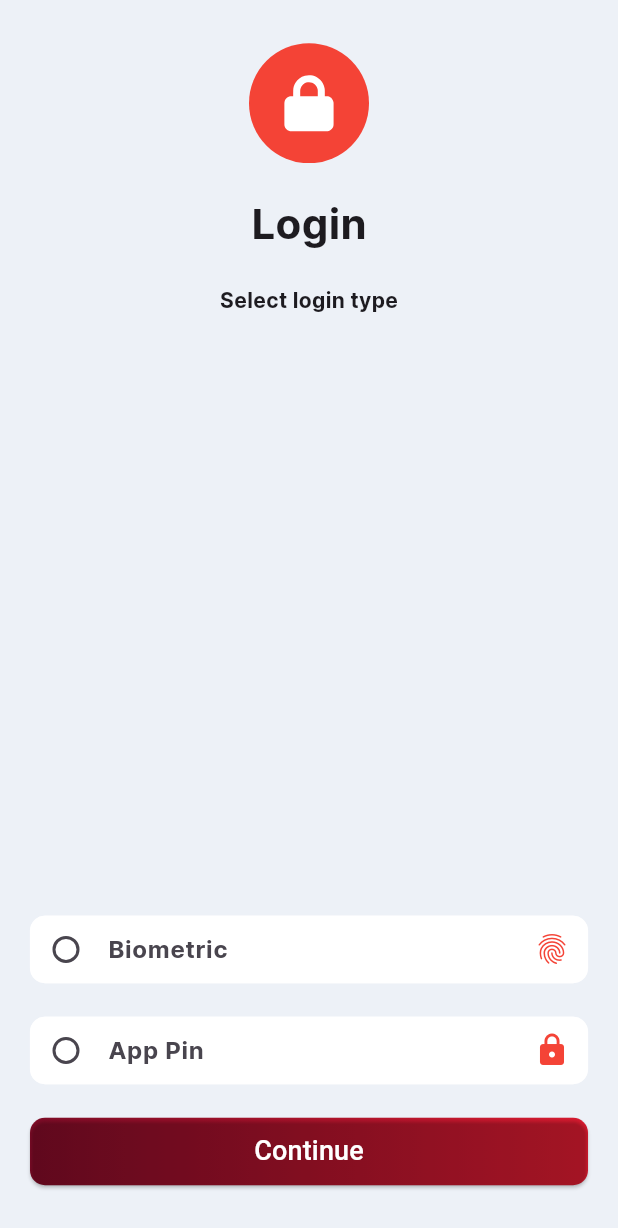
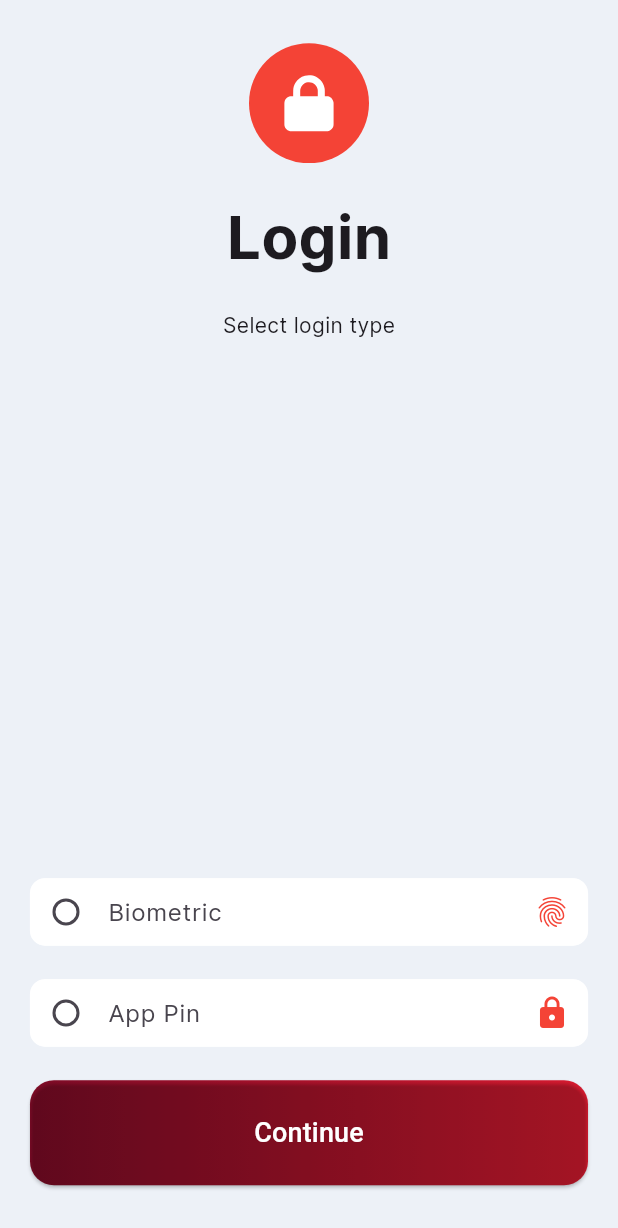
Before and after one commit to klauswashy/cbz_touch, a Flutter app: the screen it shows after launch, after a tap on "Register", on a phone screen of 412 x 824 dp. Shown: the top 1228 px of the screen. Run offline on Flutter 3.47's test engine with Material 2 defaults, Android fonts, the light colour scheme and no system bars; our stand-ins replace flutter_svg, pinput; Roboto replaces fonts that are missing (Poppins).

Commit message:
Icon changes

```diff
--- a/lib/screens/login_signup.dart
+++ b/lib/screens/login_signup.dart
@@ -57,7 +57,7 @@ class _LogSignState extends State<LogSign> {
                           shape:
                               MaterialStateProperty.all<RoundedRectangleBorder>(
                                   RoundedRectangleBorder(
-                            borderRadius: BorderRadius.circular(10.0),
+                            borderRadius: BorderRadius.circular(16.0),
                           ))),
                       onPressed: () async {
                         Navigator.push(
@@ -74,7 +74,7 @@ class _LogSignState extends State<LogSign> {
                         style: TextStyle(
                           color: Colors.grey,
                           fontFamily: "Poppins",
-                          fontSize: 13,
+                          fontSize: 18,
                         ),
                       ))),
                 ),
@@ -91,7 +91,7 @@ class _LogSignState extends State<LogSign> {
                   height: 70,
                   child: DecoratedBox(
                     decoration: BoxDecoration(
-                        borderRadius: BorderRadius.circular(10.0),
+                        borderRadius: BorderRadius.circular(16.0),
                         gradient: const LinearGradient(
                             colors: [Color(0xff840B28), Color(0xffE21C32)])),
                     child: ElevatedButton(
@@ -99,7 +99,7 @@ class _LogSignState extends State<LogSign> {
                             backgroundColor: Colors.transparent,
                             padding: EdgeInsets.zero,
                             shape: RoundedRectangleBorder(
-                                borderRadius: BorderRadius.circular(10))),
+                                borderRadius: BorderRadius.circular(16))),
                         onPressed: () async {
                           Navigator.push(
                             context,
@@ -115,7 +115,7 @@ class _LogSignState extends State<LogSign> {
                           style: TextStyle(
                             color: Colors.white,
                             fontFamily: "Poppins",
-                            fontSize: 13,
+                            fontSize: 18,
                           ),
                         ))),
                   ),
--- a/lib/screens/login_user.dart
+++ b/lib/screens/login_user.dart
@@ -57,7 +57,7 @@ class _LogUserState extends State<LogUser> {
                           shape:
                               MaterialStateProperty.all<RoundedRectangleBorder>(
                                   RoundedRectangleBorder(
-                            borderRadius: BorderRadius.circular(10.0),
+                            borderRadius: BorderRadius.circular(16.0),
                           ))),
                       onPressed: () async {
                         Navigator.pushReplacement(
--- a/lib/screens/pin_login.dart
+++ b/lib/screens/pin_login.dart
@@ -57,7 +57,7 @@ class _PinLoginState extends State<PinLogin> {
               ),
               const Text(
                 "Enter Pin to Login",
-                style: TextStyle(fontWeight: FontWeight.w600, fontSize: 18),
+                style: TextStyle(fontSize: 24, fontWeight: FontWeight.normal),
               ),
               SizedBox(
                 height: MediaQuery.of(context).size.height * 0.145,
--- a/lib/screens/signup_screen.dart
+++ b/lib/screens/signup_screen.dart
@@ -52,7 +52,7 @@ class _SignUpState extends State<SignUp> {
           ),
           const Text(
             "Login",
-            style: TextStyle(fontWeight: FontWeight.bold, fontSize: 28),
+            style: TextStyle(fontWeight: FontWeight.bold, fontSize: 40),
           ),
           SizedBox(
             height: MediaQuery.of(context).size.height * 0.025,
@@ -171,10 +171,10 @@ class _SignUpState extends State<SignUp> {
               vertical: 5.0,
             ),
             child: SizedBox(
-              height: 45,
+              height: 70,
               child: DecoratedBox(
                 decoration: BoxDecoration(
-                    borderRadius: BorderRadius.circular(10.0),
+                    borderRadius: BorderRadius.circular(16.0),
                     gradient: const LinearGradient(
                         colors: [Color(0xff840B28), Color(0xffE21C32)])),
                 child: ElevatedButton(
@@ -182,7 +182,7 @@ class _SignUpState extends State<SignUp> {
                         backgroundColor: Colors.transparent,
                         padding: EdgeInsets.zero,
                         shape: RoundedRectangleBorder(
-                            borderRadius: BorderRadius.circular(10))),
+                            borderRadius: BorderRadius.circular(16))),
                     onPressed: () async {
                       if (selectedOption == "Pin") {
                         Navigator.push(
--- a/pubspec.yaml
+++ b/pubspec.yaml
@@ -87,7 +87,7 @@ flutter:
 
     - family: Inter
       fonts:
-        - asset: assets/fonts/static/Inter-Black.ttf
+        - asset: assets/fonts/static/Inter-Regular.ttf
         - asset: assets/fonts/static/Inter-Bold.ttf
   #         weight: 700
 
```
Also changed, not shown: lib/screens/dashboard.dart (+8 -4 lines).
